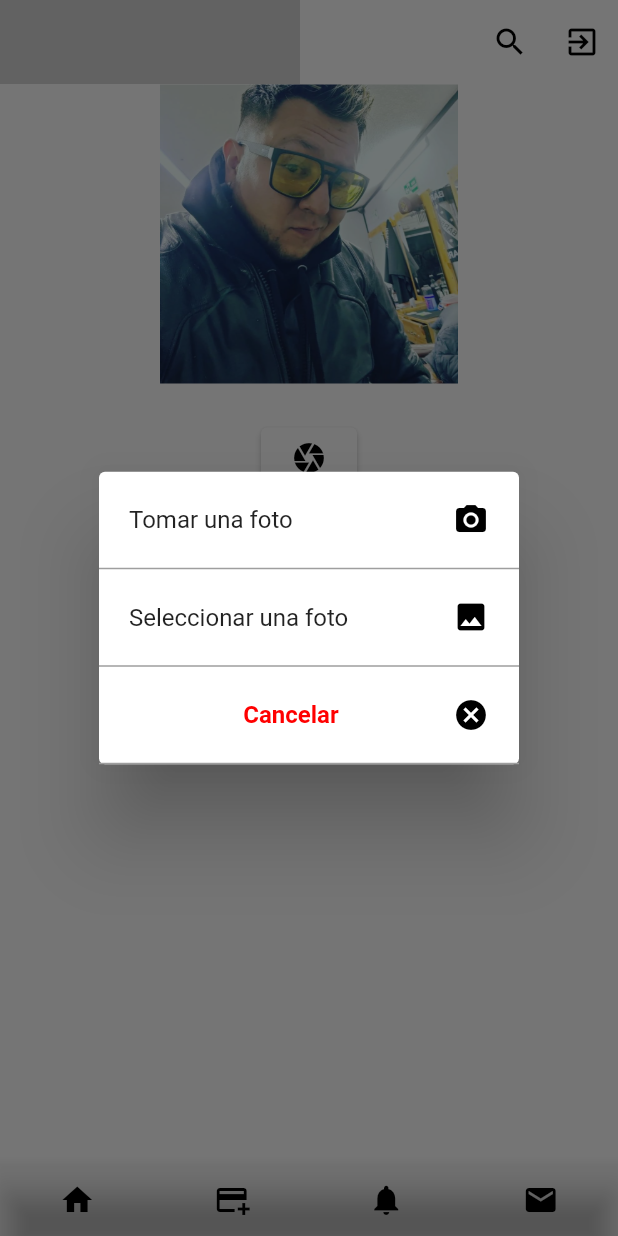
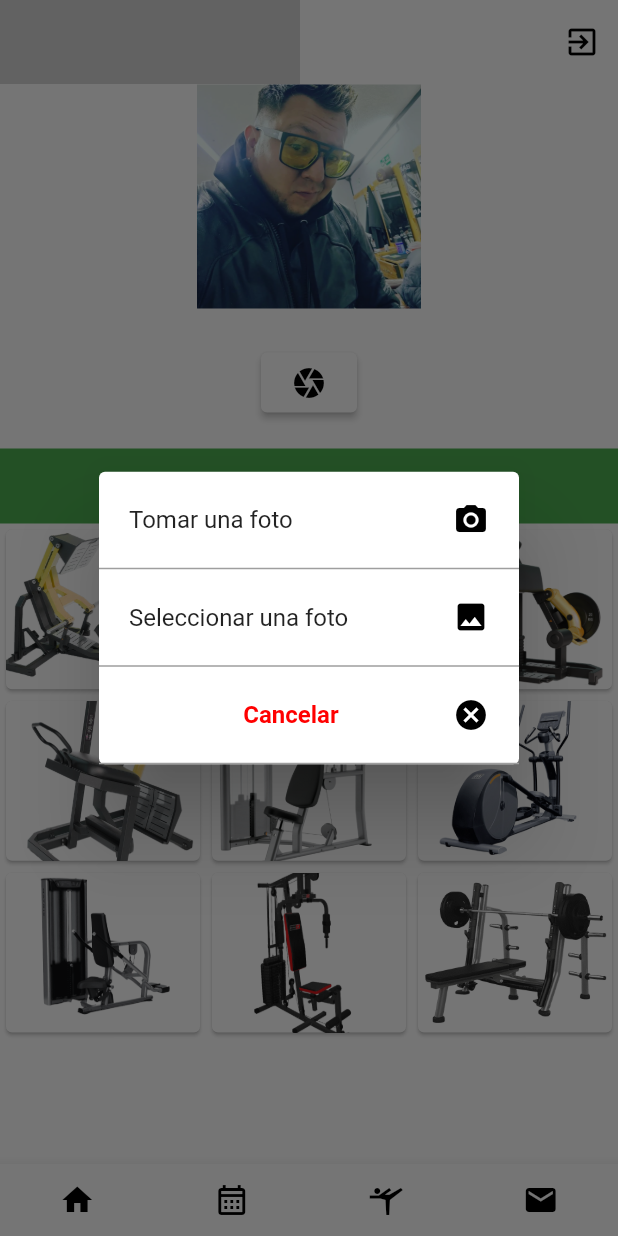
Before and after one commit to TheBlackMen89/gym, a Flutter app: the Principal screen opened directly, after a tap on the "camera" icon, on a phone screen of 412 x 824 dp. Run offline on Flutter 3.47's test engine with Material 2 defaults, Android fonts, the phone set to English and light mode, and no system bars; our stand-ins replace animate_do, flutter_svg.

Commit message:
Cargando proyecto

```diff
--- a/lib/widgets/login.dart
+++ b/lib/widgets/login.dart
@@ -14,7 +14,6 @@ class Login extends StatelessWidget {
     return Scaffold(
       body: Container(
         color: Colors.white,
-        //width: 400,
         child: Center(
           child: FadeInDownBig(
             child: Padding(
@@ -22,7 +21,7 @@ class Login extends StatelessWidget {
               child: Column(
                 mainAxisAlignment: MainAxisAlignment.center,
                 children: <Widget>[
-                  Image.asset('assets/logos/ogma.png'),
+                  Image.asset('assets/logos/ogma.png', width: 400,),
                   const SizedBox(height: 40.0),
                   Title(
                       color: Colors.white,
@@ -71,7 +70,7 @@ class Login extends StatelessWidget {
                         Navigator.push(
                           context,
                           MaterialPageRoute(
-                              builder: (context) => const Principal()),
+                              builder: (context) => Principal()),
                         );
                       }
                     },
--- a/lib/widgets/principal.dart
+++ b/lib/widgets/principal.dart
@@ -7,13 +7,22 @@ import 'package:gym/widgets/login.dart';
 import 'package:gym/widgets/popup.dart';
 
 class Principal extends StatelessWidget {
-  const Principal({super.key});
+  Principal({super.key});
 
-
+  final List<String> listaDeImagenes = [
+    'assets/maquinas/maquina1.png',
+    'assets/maquinas/maquina2.png',
+    'assets/maquinas/maquina3.png',
+    'assets/maquinas/maquina4.png',
+    'assets/maquinas/maquina5.png',
+    'assets/maquinas/maquina6.png',
+    'assets/maquinas/maquina7.png',
+    'assets/maquinas/maquina8.png',
+    'assets/maquinas/maquina9.png',
+  ];
 
   @override
   Widget build(BuildContext context) {
-
     return Scaffold(
       backgroundColor: Colors.white,
       appBar: AppBar(
@@ -21,7 +30,7 @@ class Principal extends StatelessWidget {
         systemOverlayStyle: const SystemUiOverlayStyle(
           statusBarBrightness: Brightness.light,
         ),
-        backgroundColor: Colors.transparent,
+        backgroundColor: Colors.white,
         elevation: 0,
         leadingWidth: 200,
         leading: SvgPicture.asset(
@@ -31,16 +40,7 @@ class Principal extends StatelessWidget {
           width: 700,
           height: 300,
         ),
-        //backgroundColor: Colors.transparent,
-        //title: const Text('Mi Aplicación'),
         actions: <Widget>[
-          IconButton(
-            icon: const Icon(Icons.search),
-            color: Colors.black, // Botón de búsqueda
-            onPressed: () {
-              // Lógica de búsqueda
-            },
-          ),
           IconButton(
             icon: const Icon(Icons.exit_to_app),
             color: Colors.black,
@@ -54,34 +54,99 @@ class Principal extends StatelessWidget {
           ),
         ],
       ),
-      body: Container(
-        //width: 450,
-        color: Colors.white,
-        child: Center(
+      body: ListView(
+        shrinkWrap: true,
+        children: <Widget>[
+          Center(
             child: FadeInRightBig(
               child: Column(
                 children: [
-                const Pic(size: 200, asset: 'assets/users/yo.jpg'),
-                const SizedBox(
-                  height: 25,
-                ),
+                  const Pic(size: 150, asset: 'assets/users/yo.jpg'),
+                  const SizedBox(height: 25),
                   ElevatedButton(
                     onPressed: () {
-                    // Navega a la pantalla "Camara" al presionar el botón
+                      // Navigate to the "Camara" screen when the button is pressed
                       Camara.opciones(context);
                     },
                     style: ElevatedButton.styleFrom(
                       backgroundColor: const Color.fromARGB(255, 255, 255, 255),
-                        fixedSize: const Size(60, 40)),
-                  child: const Icon(Icons.camera, color: Colors.black,),
+                      fixedSize: const Size(60, 40),
+                    ),
+                    child: const Icon(Icons.camera, color: Colors.black),
                   ),
                 ],
               ),
             ),
           ),
+          const Padding(
+            padding: EdgeInsets.symmetric(vertical: 10.0),
+          ),
+          //const SizedBox(height: 20.0),
+          ListView.builder(
+            shrinkWrap: true,
+            itemCount: 1,
+            itemBuilder: (context, index) {
+              return Column(
+                children: <Widget>[
+                  Container(
+                    width: 500,
+                    height: 50.0,
+                    color: Colors.green,
+                    child: Row(
+                      mainAxisAlignment: MainAxisAlignment.center,
+                      children: <Widget>[
+                        const Icon(Icons.sports_gymnastics,
+                            color: Colors.white),
+                        const Padding(
+                          padding: EdgeInsets.only(right: 5.0),
+                        ),
+                        Text(
+                          index.toString(),
+                          style: const TextStyle(
+                              fontSize: 20.0, color: Colors.white),
+                        ),
+                      ],
+                    ),
+                  ),
+                  SizedBox(
+                    width: 500,
+                    child: GridView.count(
+                      crossAxisCount: 3,
+                      shrinkWrap: true,
+                      scrollDirection: Axis.vertical,
+                      physics: const NeverScrollableScrollPhysics(),
+                      childAspectRatio: 1.2,
+                      children: List.generate(
+                        listaDeImagenes.length,
+                        (index) {
+                          return InkWell(
+                            onTap: () {
+                              // Logica al tocar el Card
+                            },
+                            splashColor:
+                                Colors.grey, // Color del realce al tocar
+                            highlightColor: Colors.transparent,
+                            child: Card(
+                              color: Colors.white,
+                              child: Image.asset(
+                                listaDeImagenes[index],
+                                fit: BoxFit.cover,
+                              ),
+                            ),
+                          );
+                        },
+                      ),
+                    ),
+                  ),
+                  const SizedBox(height: 20.0),
+                ],
+              );
+            },
+          ),
+        ],
       ),
       bottomNavigationBar: BottomAppBar(
-        color: Colors.transparent,
+        color: Colors.white,
         child: Row(
           mainAxisAlignment: MainAxisAlignment.spaceAround,
           children: <Widget>[
@@ -91,19 +156,19 @@ class Principal extends StatelessWidget {
               onPressed: () {
                 Navigator.push(
                   context,
-                  MaterialPageRoute(builder: (context) => const Principal()),
+                  MaterialPageRoute(builder: (context) => Principal()),
                 );
               },
             ),
             IconButton(
-              icon: const Icon(Icons.add_card),
+              icon: const Icon(Icons.calendar_month_outlined),
               color: Colors.black,
               onPressed: () {
                 // Navegar a la página de búsqueda
               },
             ),
             IconButton(
-              icon: const Icon(Icons.notifications),
+              icon: const Icon(Icons.sports_gymnastics),
               color: Colors.black,
               onPressed: () {
                 // Navegar a la página de notificaciones
--- a/lib/widgets/registro.dart
+++ b/lib/widgets/registro.dart
@@ -14,7 +14,6 @@ class Registro extends StatelessWidget {
     return Scaffold(
       body: Container(
         color: Colors.white,
-        //width: 400,
         child: Center(
           child: FadeInRightBig(
             child: Padding(
@@ -22,7 +21,7 @@ class Registro extends StatelessWidget {
               child: Column(
                 mainAxisAlignment: MainAxisAlignment.center,
                 children: <Widget>[
-                  Image.asset('assets/logos/ogma.png'),
+                  Image.asset('assets/logos/ogma.png', width: 400,),
                   const SizedBox(height: 20.0),
                   Title(
                       color: Colors.white,
@@ -111,10 +110,10 @@ class Registro extends StatelessWidget {
                     },
                     style: ElevatedButton.styleFrom(
                         backgroundColor: const Color.fromARGB(255, 243, 144, 22),
-                        fixedSize: const Size(180, 30)),
+                        fixedSize: const Size(180, 20)),
                     child: const Text('Resgistrar'),
                   ),
-                  const SizedBox(height: 15.0),
+                  const SizedBox(height: 10.0),
                   TextButton(
                     onPressed: () {
                       Navigator.of(context).pop();
@@ -125,7 +124,7 @@ class Registro extends StatelessWidget {
                     },
                     style: ElevatedButton.styleFrom(
                         backgroundColor: const Color.fromARGB(255, 255, 0, 0),
-                        fixedSize: const Size(180, 30)),
+                        fixedSize: const Size(180, 20)),
                     child: const Text(
                       'Cancelar',
                       style: TextStyle(
```
Also changed, not shown: pubspec.yaml (+9 -0 lines), assets/maquinas/maquina1.png (added), assets/maquinas/maquina2.png (added), assets/maquinas/maquina3.png (added), assets/maquinas/maquina4.png (added), assets/maquinas/maquina5.png (added), assets/maquinas/maquina6.png (added), assets/maquinas/maquina7.png (added), assets/maquinas/maquina8.png (added), assets/maquinas/maquina9.png (added). Lines whose indentation alone changed are shown as unchanged.
